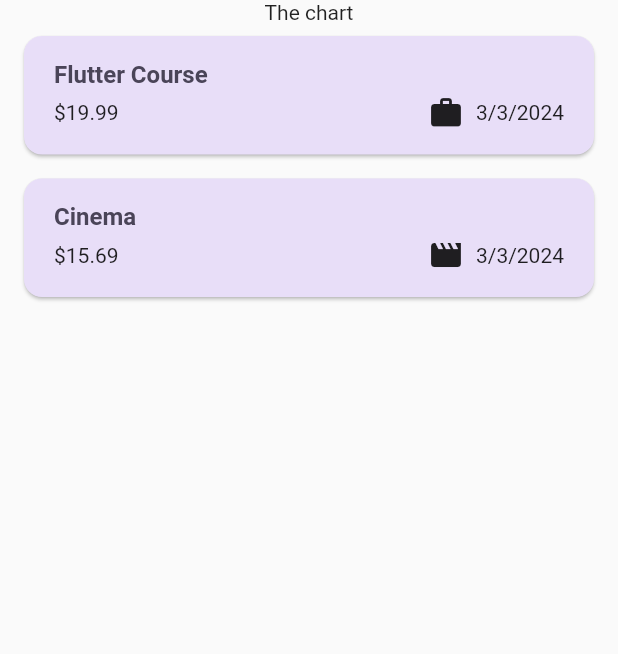
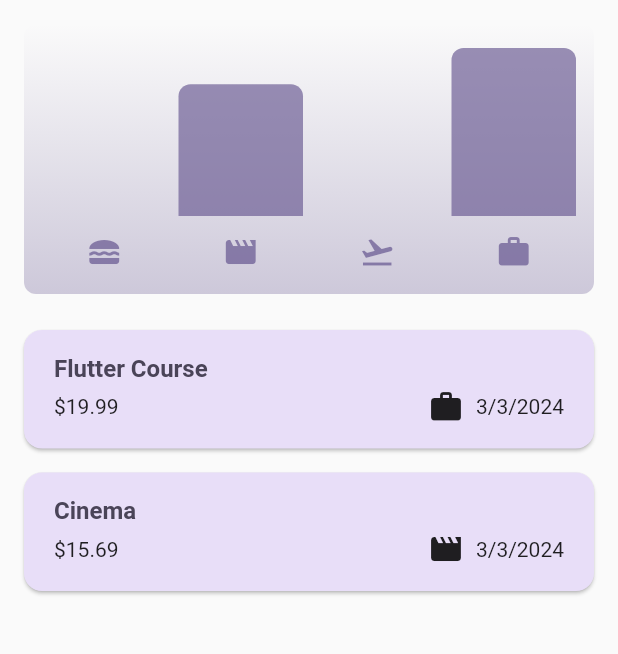
Before and after one commit to EphriamHab/expense_tracker_flutter, a Flutter app: the screen it shows after launch, on a phone screen of 412 x 824 dp, the part 84-738 px from its top. Run offline on Flutter 3.47's test engine with Material 2 defaults, Android fonts, the phone set to English and light mode, and no system bars.

Commit message:
add chart widget

```diff
--- a/lib/widgets/expenses.dart
+++ b/lib/widgets/expenses.dart
@@ -1,5 +1,5 @@
-import 'dart:math';
 
+import 'package:expense_tracker_flutter/widgets/chart/chart.dart';
 import 'package:expense_tracker_flutter/widgets/expenses_list/expenses_list.dart';
 import 'package:expense_tracker_flutter/widgets/new_expense.dart';
 import 'package:flutter/material.dart';
@@ -85,7 +85,7 @@ class _ExpensesState extends State<Expenses> {
       ]),
       body: Column(
         children: [
-          const Text("The chart"),
+          Chart(expenses:_reigsteredExpenses),
           Expanded(
             child: mainContent,
           ),
```
